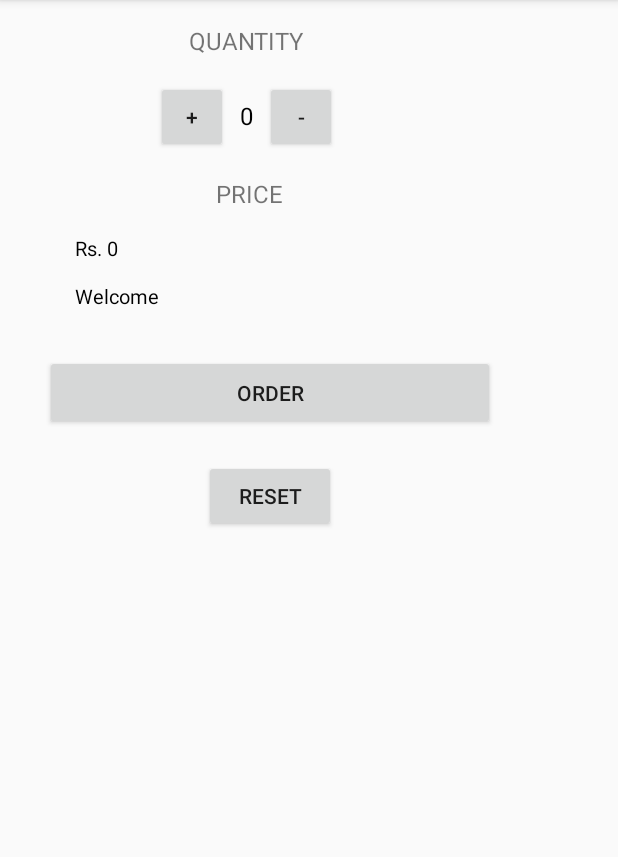
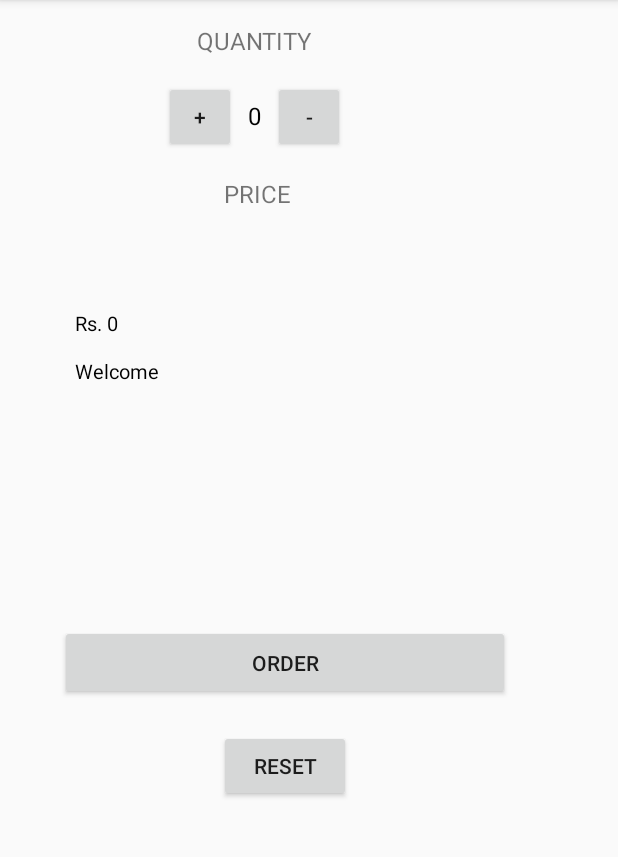
Before and after one commit to jashaswee/JustJava, an Android app: the screen it shows after launch (MainActivity), on a phone screen of 412 x 824 dp, the part 84-941 px from its top. Run offline under Robolectric (Android 15) with nearby library versions, the phone set to English and light mode, and no system bars.

Commit message:
Simplified the layout some more :) .

```diff
--- a/app/src/main/res/layout/activity_main.xml
+++ b/app/src/main/res/layout/activity_main.xml
@@ -103,6 +103,7 @@
             android:orientation = "vertical"
             android:paddingRight="30dp"
             android:layout_marginLeft="20dp"
+            android:layout_marginTop="50dp"
             tools:context = "com.example.android.justjava.MainActivity">
 
             <LinearLayout xmlns:android = "http://schemas.android.com/apk/res/android"
@@ -134,7 +135,8 @@
         android:layout_width = "wrap_content"
         android:layout_height = "wrap_content"
         android:orientation = "vertical"
-        android:layout_marginTop = "30dp"
+        android:layout_marginTop = "160dp"
+        android:layout_marginLeft="10dp"
         tools:context = "com.example.android.justjava.MainActivity">
 
         <LinearLayout xmlns:android = "http://schemas.android.com/apk/res/android"
```
